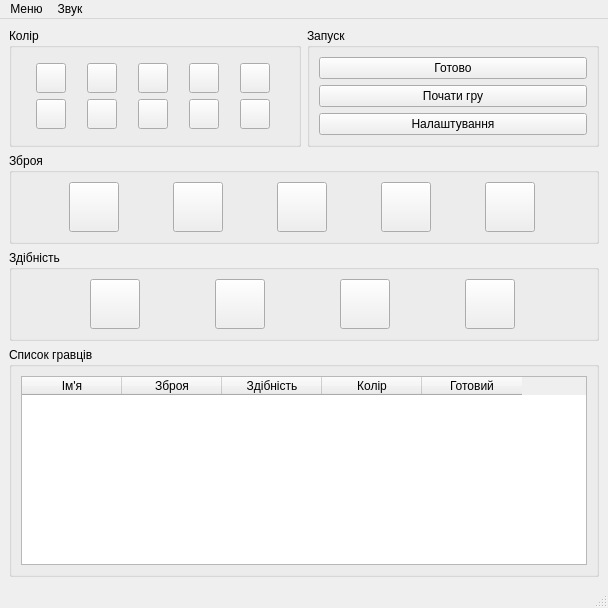
Old version of the form client/ui/mainwindow.ui in the repository movavok/SelectionOnline.
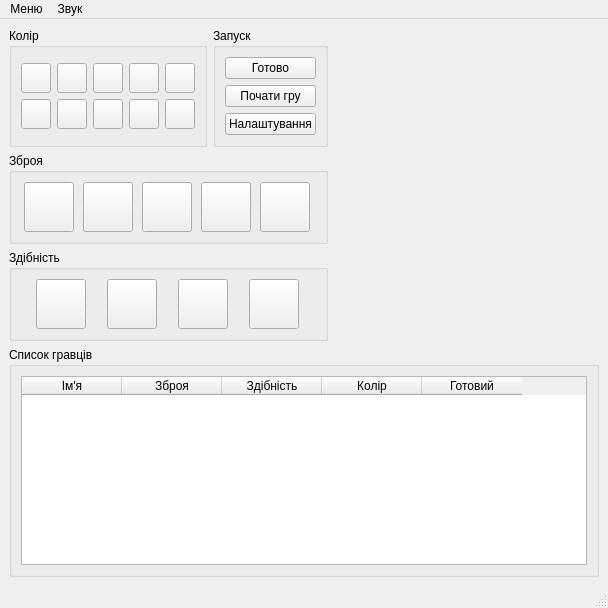
New version of the form. Custom widgets are drawn as their Qt base class.

Commit message: Add new widget class: player preview on lobby page

The edit to the form file:
```diff
--- a/client/ui/mainwindow.ui
+++ b/client/ui/mainwindow.ui
@@ -241,13 +241,23 @@
        </layout>
       </widget>
       <widget class="QWidget" name="page_lobbyScreen">
+       <layout class="QVBoxLayout" name="verticalLayout_28">
+        <item>
        <layout class="QVBoxLayout" name="verticalLayout_15">
         <item>
+           <layout class="QHBoxLayout" name="horizontalLayout_19">
+            <item>
          <layout class="QVBoxLayout" name="verticalLayout_13">
           <item>
            <layout class="QHBoxLayout" name="horizontalLayout_5">
             <item>
              <widget class="QGroupBox" name="gb_color">
+                  <property name="maximumSize">
+                   <size>
+                    <width>205</width>
+                    <height>150</height>
+                   </size>
+                  </property>
               <property name="title">
                <string>Колір</string>
               </property>
@@ -453,8 +463,8 @@
              <widget class="QGroupBox" name="gb_play">
               <property name="maximumSize">
                <size>
-                <width>16777215</width>
-                <height>1000000</height>
+                    <width>140</width>
+                    <height>150</height>
                </size>
               </property>
               <property name="title">
@@ -493,6 +503,12 @@
           </item>
           <item>
            <widget class="QGroupBox" name="gb_weapon">
+                <property name="maximumSize">
+                 <size>
+                  <width>350</width>
+                  <height>100</height>
+                 </size>
+                </property>
             <property name="title">
              <string>Зброя</string>
             </property>
@@ -601,6 +617,12 @@
           </item>
           <item>
            <widget class="QGroupBox" name="gb_ability">
+                <property name="maximumSize">
+                 <size>
+                  <width>350</width>
+                  <height>100</height>
+                 </size>
+                </property>
             <property name="title">
              <string>Здібність</string>
             </property>
@@ -688,12 +710,68 @@
             </layout>
            </widget>
           </item>
+             </layout>
+            </item>
+            <item>
+             <layout class="QVBoxLayout" name="verticalLayout_10">
+              <item>
+               <spacer name="verticalSpacer_6">
+                <property name="orientation">
+                 <enum>Qt::Orientation::Vertical</enum>
+                </property>
+                <property name="sizeHint" stdset="0">
+                 <size>
+                  <width>20</width>
+                  <height>40</height>
+                 </size>
+                </property>
+               </spacer>
+              </item>
+              <item>
+               <widget class="PlayerPreviewWidget" name="playerPreviewWidget" native="true">
+                <property name="minimumSize">
+                 <size>
+                  <width>200</width>
+                  <height>200</height>
+                 </size>
+                </property>
+                <property name="maximumSize">
+                 <size>
+                  <width>400</width>
+                  <height>400</height>
+                 </size>
+                </property>
+                <property name="baseSize">
+                 <size>
+                  <width>0</width>
+                  <height>0</height>
+                 </size>
+                </property>
+               </widget>
+              </item>
+              <item>
+               <spacer name="verticalSpacer_7">
+                <property name="orientation">
+                 <enum>Qt::Orientation::Vertical</enum>
+                </property>
+                <property name="sizeHint" stdset="0">
+                 <size>
+                  <width>20</width>
+                  <height>40</height>
+                 </size>
+                </property>
+               </spacer>
+              </item>
+             </layout>
+            </item>
+           </layout>
+          </item>
           <item>
            <widget class="QGroupBox" name="gb_playersList">
             <property name="title">
              <string>Список гравців</string>
             </property>
-            <layout class="QVBoxLayout" name="verticalLayout_10">
+            <layout class="QVBoxLayout" name="verticalLayout_27">
              <item>
               <widget class="QTableWidget" name="table_playersList">
                <property name="styleSheet">
@@ -1231,6 +1309,12 @@
    <header>game/gameview.h</header>
    <container>1</container>
   </customwidget>
+  <customwidget>
+   <class>PlayerPreviewWidget</class>
+   <extends>QWidget</extends>
+   <header>ui/playerpreviewwidget.h</header>
+   <container>1</container>
+  </customwidget>
  </customwidgets>
  <resources/>
  <connections/>
```
Left out of the diff: 12 changed lines with no effect on the pictures. Lines whose indentation alone changed are shown as unchanged. The commit also changes 7 other files.
